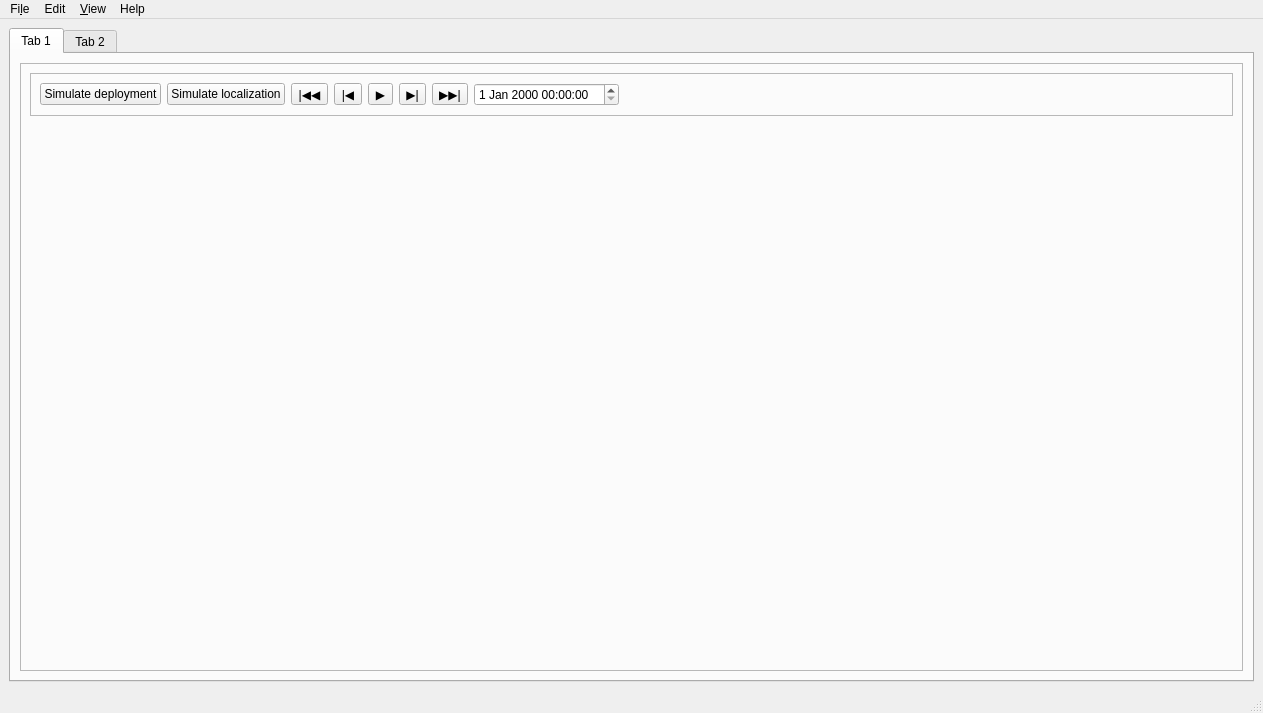
Above: ui/main_window.ui from spel-uchile/Pypredict before the change. Below: the same form after it.
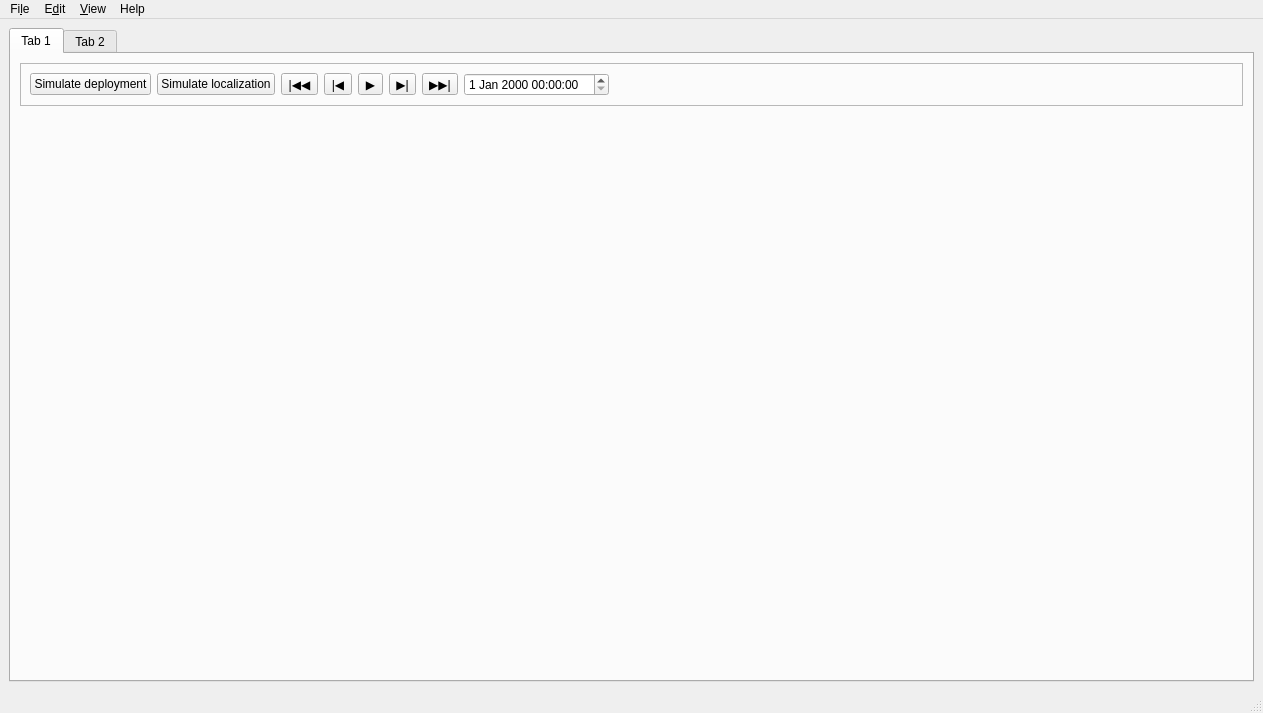
That is the form after the change.

Commit message: Deleted unnecesary frame

```diff
--- a/ui/main_window.ui
+++ b/ui/main_window.ui
@@ -32,15 +32,6 @@
        </attribute>
        <layout class="QVBoxLayout" name="verticalLayout_4">
         <item>
-         <widget class="QFrame" name="frame_3">
-          <property name="frameShape">
-           <enum>QFrame::StyledPanel</enum>
-          </property>
-          <property name="frameShadow">
-           <enum>QFrame::Raised</enum>
-          </property>
-          <layout class="QVBoxLayout" name="verticalLayout_3">
-           <item>
             <widget class="QFrame" name="frame_2">
              <property name="sizePolicy">
               <sizepolicy hsizetype="Expanding" vsizetype="Minimum">
@@ -142,9 +133,6 @@
            </item>
           </layout>
          </widget>
-        </item>
-       </layout>
-      </widget>
       <widget class="QWidget" name="tab_2">
        <attribute name="title">
         <string>Tab 2</string>
@@ -512,7 +500,7 @@
    </widget>
    <widget class="QMenu" name="menuEdit">
     <property name="title">
-     <string>Edit</string>
+     <string>E&amp;dit</string>
     </property>
     <addaction name="actionUpdate_TLE_from_net"/>
     <addaction name="actionUpdate_TLE_from_file"/>
```
Lines whose indentation alone changed are shown as unchanged. The commit also changes 1 other file.
